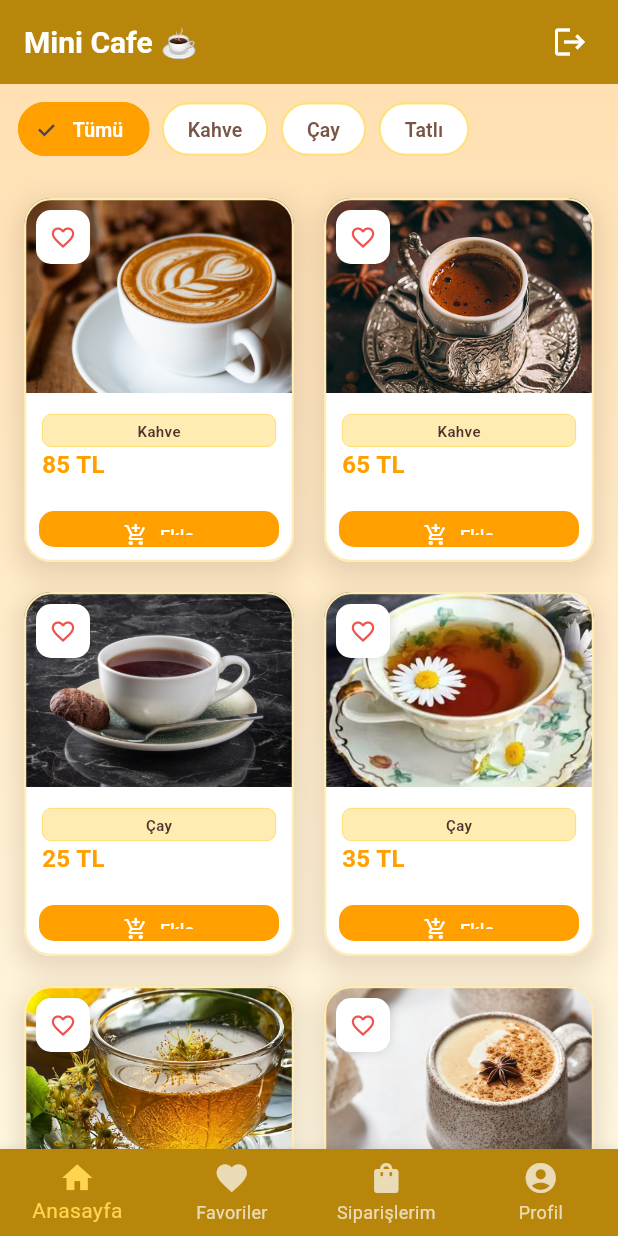
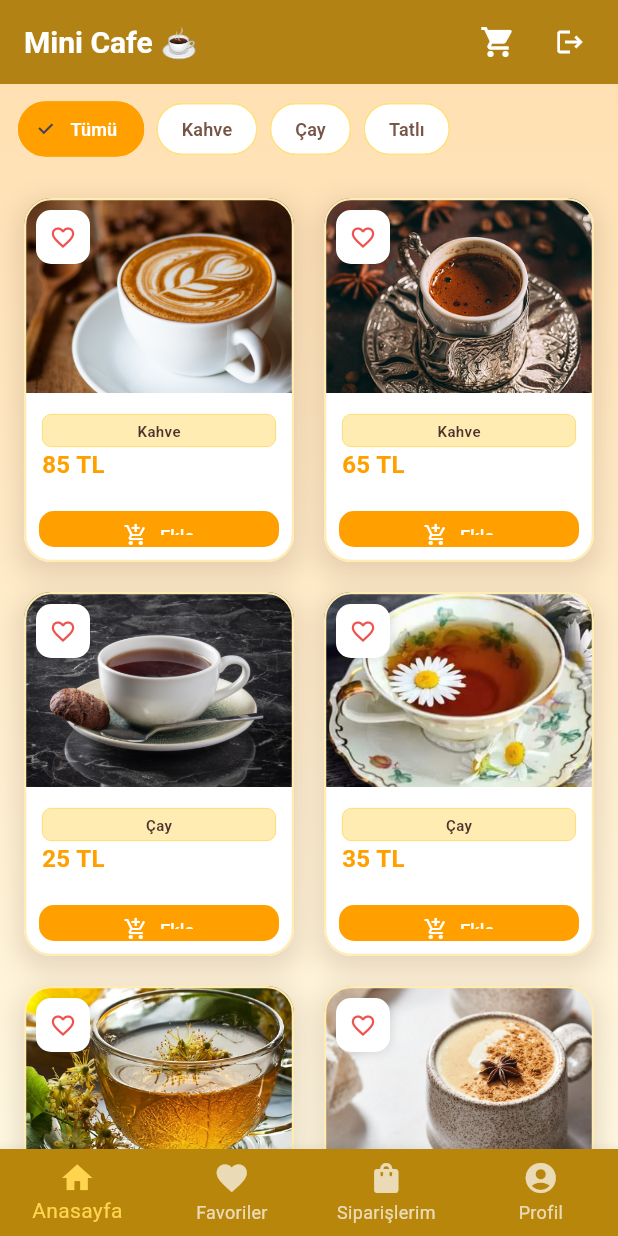
Before and after one commit to Beyza-KaraCE41/mini_cafe_app, a Flutter app: the screen it shows once a user with an empty profile is signed in, on a phone screen of 412 x 824 dp. Run offline on Flutter 3.47's test engine with Material 3 defaults, Android fonts, the phone set to English and light mode, and no system bars; our stand-ins replace cloud_firestore, firebase_auth, firebase_core; accounts and stored records are empty.

Commit message:
fixed home_screen.dart

```diff
--- a/lib/screens/home_screen.dart
+++ b/lib/screens/home_screen.dart
@@ -1,9 +1,12 @@
 import 'package:flutter/material.dart';
+import '../models/product.dart';
+import '../widgets/product_item.dart';
 import '../services/auth_service.dart';
-import 'home_products_screen.dart';
+import 'cart_screen.dart';
 import 'favorites_screen.dart';
 import 'orders_screen_user.dart';
 import 'profile_screen.dart';
+import 'login_screen.dart';
 
 class HomeScreen extends StatefulWidget {
   const HomeScreen({super.key});
@@ -13,50 +16,94 @@ class HomeScreen extends StatefulWidget {
 }
 
 class _HomeScreenState extends State<HomeScreen> {
-  int _selectedIndex = 0;
+  int _selectedNavIndex = 0;
+  int _selectedCategoryIndex = 0;
   final AuthService _authService = AuthService();
 
-  final List<Widget> _screens = [
-    const HomeProductsScreen(), // 🏠 Anasayfa
-    const FavoritesScreen(), // ❤️ Favoriler
-    const OrdersScreenUser(), // 📦 Siparişlerim
-    const ProfileScreen(), // 👤 Profil
-  ];
+  // Sepet ürünleri
+  final List<Product> cartItems = [];
 
-  final List<String> _titles = [
-    'Mini Cafe ☕',
-    'Favorilerim ❤️',
-    'Siparişlerim 📦',
-    'Profil 👤',
-  ];
+  final List<String> categories = ['Tümü', 'Kahve', 'Çay', 'Tatlı'];
 
   @override
   Widget build(BuildContext context) {
+    final isMobile = MediaQuery.of(context).size.width < 600;
+
     return Scaffold(
       appBar: AppBar(
-        title: Text(
-          _titles[_selectedIndex],
-          style: const TextStyle(fontWeight: FontWeight.bold, fontSize: 20),
+        title: const Text(
+          'Mini Cafe ☕',
+          style: TextStyle(fontWeight: FontWeight.bold, fontSize: 20),
         ),
-        elevation: 0,
+        elevation: 2,
         actions: [
-          // Çıkış butonu
+          // 🛒 CART BUTTON
+          Stack(
+            children: [
               IconButton(
-            icon: const Icon(Icons.logout, size: 24),
-            onPressed: () => _showLogoutDialog(),
+                icon: const Icon(Icons.shopping_cart),
+                onPressed: () {
+                  Navigator.push(
+                    context,
+                    MaterialPageRoute(
+                      builder: (_) => CartScreen(cartItems: cartItems),
+                    ),
+                  );
+                },
+              ),
+              if (cartItems.any((p) => p.quantity > 0))
+                Positioned(
+                  right: 8,
+                  top: 8,
+                  child: Container(
+                    padding: const EdgeInsets.all(4),
+                    decoration: BoxDecoration(
+                      color: Colors.red,
+                      borderRadius: BorderRadius.circular(10),
+                    ),
+                    constraints:
+                        const BoxConstraints(minWidth: 20, minHeight: 20),
+                    child: Text(
+                      '${cartItems.fold<int>(0, (sum, p) => sum + p.quantity)}',
+                      style: const TextStyle(
+                        color: Colors.white,
+                        fontSize: 12,
+                        fontWeight: FontWeight.bold,
+                      ),
+                      textAlign: TextAlign.center,
+                    ),
+                  ),
+                ),
+            ],
+          ),
+          // 🔴 LOGOUT
+          IconButton(
+            icon: const Icon(Icons.logout, size: 20),
+            onPressed: _logout,
             tooltip: 'Çıkış Yap',
           ),
           const SizedBox(width: 8),
         ],
       ),
-      body: _screens[_selectedIndex],
-
-      // ⭐ BOTTOM NAVIGATION
+      body: Container(
+        decoration: const BoxDecoration(
+          gradient: LinearGradient(
+            colors: [Color(0xFFFFE0B2), Color(0xFFFFF8E1)],
+            begin: Alignment.topCenter,
+            end: Alignment.bottomCenter,
+          ),
+        ),
+        child: _selectedNavIndex == 0
+            ? _buildProductsScreen(isMobile)
+            : _selectedNavIndex == 1
+                ? const FavoritesScreen()
+                : _selectedNavIndex == 2
+                    ? const OrdersScreenUser()
+                    : const ProfileScreen(),
+      ),
       bottomNavigationBar: BottomNavigationBar(
-        currentIndex: _selectedIndex,
-        onTap: (index) {
-          setState(() => _selectedIndex = index);
-        },
+        currentIndex: _selectedNavIndex,
+        onTap: (index) => setState(() => _selectedNavIndex = index),
         type: BottomNavigationBarType.fixed,
         items: const [
           BottomNavigationBarItem(
@@ -80,81 +127,124 @@ class _HomeScreenState extends State<HomeScreen> {
     );
   }
 
-  void _showLogoutDialog() {
-    showDialog(
-      context: context,
-      builder: (context) => AlertDialog(
-        title: const Text(
-          'Çıkış Yap',
-          style: TextStyle(fontWeight: FontWeight.bold, fontSize: 20),
-        ),
-        content: const Text(
-          'Çıkış yapmak istediğinizden emin misiniz?',
-          style: TextStyle(fontSize: 16),
-        ),
-        shape: RoundedRectangleBorder(borderRadius: BorderRadius.circular(16)),
-        actionsPadding: const EdgeInsets.all(16),
-        actions: [
-          Row(
-            mainAxisAlignment: MainAxisAlignment.end,
+  Widget _buildProductsScreen(bool isMobile) {
+    // Kategoriye göre filtrele
+    List<Product> filteredProducts = _selectedCategoryIndex == 0
+        ? products
+        : products
+            .where((p) => p.category == categories[_selectedCategoryIndex])
+            .toList();
+
+    return Column(
       children: [
-              TextButton(
-                onPressed: () => Navigator.pop(context),
-                child: Text(
-                  'İptal',
+        // 🏷️ KATEGORİ FİLTRELERİ
+        SizedBox(
+          height: 60,
+          child: ListView.builder(
+            scrollDirection: Axis.horizontal,
+            padding: const EdgeInsets.symmetric(horizontal: 12, vertical: 8),
+            itemCount: categories.length,
+            itemBuilder: (context, index) {
+              final isSelected = _selectedCategoryIndex == index;
+              return Padding(
+                padding: const EdgeInsets.only(right: 8),
+                child: FilterChip(
+                  label: Text(
+                    categories[index],
                     style: TextStyle(
-                    color: Colors.grey.shade600,
                       fontWeight: FontWeight.w600,
-                    fontSize: 15,
+                      color: isSelected ? Colors.white : Colors.brown,
+                      fontSize: 12,
                     ),
                   ),
+                  selected: isSelected,
+                  onSelected: (selected) {
+                    setState(() => _selectedCategoryIndex = index);
+                  },
+                  backgroundColor: Colors.white,
+                  selectedColor: Colors.amber.shade700,
+                  side: BorderSide(
+                    color: isSelected
+                        ? Colors.amber.shade700
+                        : Colors.amber.shade200,
+                    width: isSelected ? 2 : 1,
                   ),
-              const SizedBox(width: 12),
-              ElevatedButton(
-                onPressed: () {
-                  Navigator.pop(context);
-                  _logout();
-                },
-                style: ElevatedButton.styleFrom(
-                  backgroundColor: Colors.red.shade600,
                   shape: RoundedRectangleBorder(
-                    borderRadius: BorderRadius.circular(8),
-                  ),
-                  elevation: 0,
-                  padding: const EdgeInsets.symmetric(
-                    horizontal: 24,
-                    vertical: 12,
+                    borderRadius: BorderRadius.circular(20),
                   ),
                 ),
-                child: const Text(
-                  'Çıkış Yap',
+              );
+            },
+          ),
+        ),
+
+        // 📦 ÜRÜNLER GRID
+        Expanded(
+          child: filteredProducts.isEmpty
+              ? Center(
+                  child: Column(
+                    mainAxisAlignment: MainAxisAlignment.center,
+                    children: [
+                      Icon(
+                        Icons.search_off,
+                        size: 80,
+                        color: Colors.brown.withOpacity(0.2),
+                      ),
+                      const SizedBox(height: 16),
+                      const Text(
+                        'Bu kategoride ürün yok',
                         style: TextStyle(
-                    color: Colors.white,
+                          fontSize: 18,
                           fontWeight: FontWeight.bold,
-                    fontSize: 15,
-                  ),
+                          color: Colors.brown,
                         ),
                       ),
                     ],
                   ),
+                )
+              : GridView.builder(
+                  padding: const EdgeInsets.all(12),
+                  gridDelegate: SliverGridDelegateWithFixedCrossAxisCount(
+                    crossAxisCount: MediaQuery.of(context).size.width > 800
+                        ? 4
+                        : MediaQuery.of(context).size.width > 600
+                            ? 3
+                            : 2,
+                    childAspectRatio: 0.75,
+                    mainAxisSpacing: 12,
+                    crossAxisSpacing: 12,
+                  ),
+                  itemCount: filteredProducts.length,
+                  itemBuilder: (context, index) {
+                    final product = filteredProducts[index];
+                    return ProductItem(
+                      product: product,
+                      onAdd: () {
+                        setState(() => product.quantity++);
+                      },
+                      onRemove: () {
+                        if (product.quantity > 0) {
+                          setState(() => product.quantity--);
+                        }
+                      },
+                      onAddToCart: () {
+                        setState(() {});
+                      },
+                    );
+                  },
+                ),
+        ),
       ],
-      ),
     );
   }
 
   Future<void> _logout() async {
     try {
-      print('🔴 Çıkış yapılıyor...');
       await _authService.signOut();
-      print('✅ Çıkış başarılı!');
-
       if (mounted) {
-        ScaffoldMessenger.of(context).showSnackBar(
-          const SnackBar(
-            content: Text('Çıkış yapıldı. Hoşça kalın! 👋'),
-            backgroundColor: Colors.green,
-            duration: Duration(seconds: 2),
-          ),
+        Navigator.of(context).pushAndRemoveUntil(
+          MaterialPageRoute(builder: (_) => const LoginScreen()),
+          (route) => false,
         );
       }
     } catch (e) {
```
Lines whose indentation alone changed are shown as unchanged.
